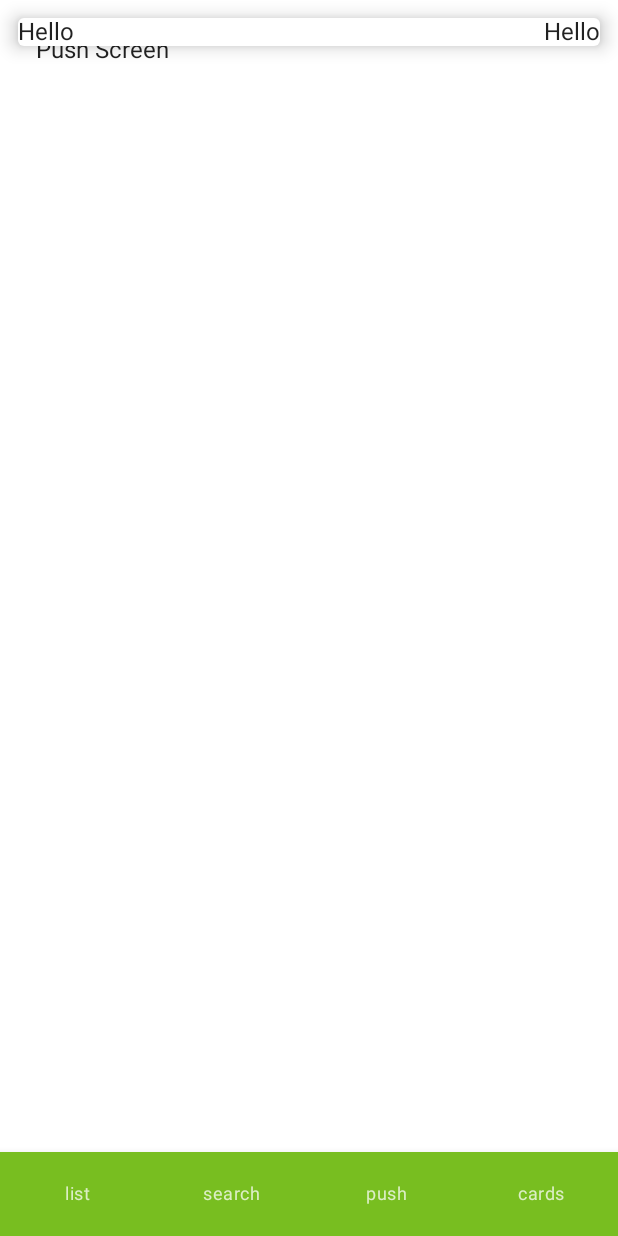
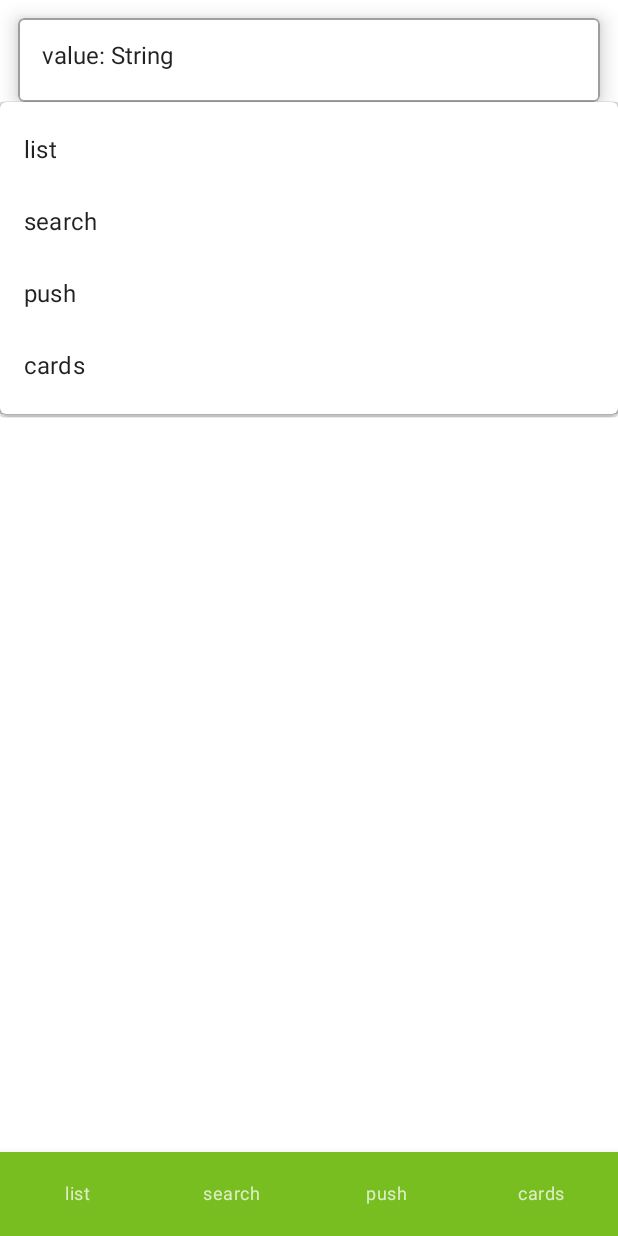
Before and after one commit to KhvostyakAlex/Compose2, an Android app built with Jetpack Compose: the PushScreen screen opened through its navigation route, on a phone screen of 412 x 824 dp. Run offline under Robolectric (Android 15) with nearby library versions, the phone set to English and light mode, and no system bars.

Commit message:
add LoginScreen

```diff
--- a/app/build.gradle
+++ b/app/build.gradle
@@ -75,5 +75,6 @@ dependencies {
 
     implementation "androidx.lifecycle:lifecycle-livedata-ktx:$lifecycle_version"
     implementation "androidx.lifecycle:lifecycle-viewmodel-ktx:$lifecycle_version"
+    implementation "androidx.compose.material:material-icons-extended:$compose_version"
 
 }
--- a/app/src/main/java/ru/leroymerlin/internal/compose2/MainActivity.kt
+++ b/app/src/main/java/ru/leroymerlin/internal/compose2/MainActivity.kt
@@ -18,10 +18,8 @@ import androidx.navigation.compose.NavHost
 import androidx.navigation.compose.composable
 import androidx.navigation.compose.rememberNavController
 import cru.leroymerlin.internal.compose2.ui.screens.cards.CardsViewModel
-import ru.leroymerlin.internal.compose2.ui.screens.DetailsScreen
+import ru.leroymerlin.internal.compose2.ui.screens.*
 import ru.leroymerlin.internal.compose2.ui.screens.ListScreen
-import ru.leroymerlin.internal.compose2.ui.screens.PushScreen
-import ru.leroymerlin.internal.compose2.ui.screens.SearchScreen
 import ru.leroymerlin.internal.compose2.ui.screens.cards.CardsScreen
 
 
@@ -56,7 +54,8 @@ class MainActivity : ComponentActivity() {
                         }
                     ) {
                         NavHost(navController = navController,
-                            startDestination = "list"){
+                            startDestination = "login"){
+                            composable("login"){ LoginScreen(navController)}
                             composable("list"){ ListScreen(navController)}
                             composable("search"){ SearchScreen(navController, cardsViewModel)}
                             composable("push"){ PushScreen()}
--- /dev/null
+++ b/app/src/main/java/ru/leroymerlin/internal/compose2/ui/screens/AutoCompleteText.kt
@@ -0,0 +1,45 @@
+package ru.leroymerlin.internal.compose2.ui.screens
+
+import androidx.compose.foundation.layout.Column
+import androidx.compose.foundation.layout.fillMaxWidth
+import androidx.compose.material.DropdownMenu
+import androidx.compose.material.DropdownMenuItem
+import androidx.compose.material.OutlinedTextField
+import androidx.compose.material.Text
+import androidx.compose.runtime.Composable
+import androidx.compose.ui.Modifier
+import androidx.compose.ui.window.PopupProperties
+
+    @Composable
+    fun AutoCompleteText(
+        value: String,
+        onValueChange: (String) -> Unit,
+        onOptionSelected: (String) -> Unit,
+        modifier: Modifier = Modifier,
+        label: @Composable (() -> Unit)? = null,
+        suggestions: List<String> = emptyList()
+    ) {
+        Column(modifier = modifier) {
+            OutlinedTextField(
+                value = value,
+                onValueChange = { text -> if (text !== value) onValueChange(text) },
+                modifier = Modifier.fillMaxWidth(),
+                label = label,
+            )
+            DropdownMenu(
+                expanded = suggestions.isNotEmpty(),
+                onDismissRequest = {  },
+                modifier = Modifier.fillMaxWidth(),
+                // This line here will accomplish what you want
+                properties = PopupProperties(focusable = false)
+            ) {
+                suggestions.forEach { label ->
+                    DropdownMenuItem(onClick = {
+                        onOptionSelected(label)
+                    }) {
+                        Text(text = label)
+                    }
+                }
+            }
+        }
+    }
--- /dev/null
+++ b/app/src/main/java/ru/leroymerlin/internal/compose2/ui/screens/LoginScreen.kt
@@ -0,0 +1,130 @@
+package ru.leroymerlin.internal.compose2.ui.screens
+
+import android.content.res.Resources
+import android.graphics.Bitmap
+import android.graphics.drawable.BitmapDrawable
+import androidx.compose.foundation.Image
+import androidx.compose.foundation.layout.*
+import androidx.compose.foundation.text.KeyboardOptions
+import androidx.compose.material.*
+import androidx.compose.material.icons.Icons
+import androidx.compose.material.icons.filled.Visibility
+import androidx.compose.material.icons.filled.VisibilityOff
+import androidx.compose.runtime.*
+import androidx.compose.runtime.saveable.rememberSaveable
+import androidx.compose.ui.Alignment
+import androidx.compose.ui.Modifier
+import androidx.compose.ui.graphics.Color
+import androidx.compose.ui.graphics.ImageBitmap
+import androidx.compose.ui.graphics.graphicsLayer
+import androidx.compose.ui.graphics.painter.Painter
+import androidx.compose.ui.layout.ContentScale
+import androidx.compose.ui.res.painterResource
+import androidx.compose.ui.text.font.FontSynthesis.Companion.All
+import androidx.compose.ui.text.input.KeyboardType
+import androidx.compose.ui.text.input.PasswordVisualTransformation
+import androidx.compose.ui.text.input.VisualTransformation
+import androidx.compose.ui.unit.dp
+import androidx.core.content.res.ResourcesCompat
+import androidx.navigation.NavController
+import ru.leroymerlin.internal.compose2.R
+
+
+@Composable
+fun LoginScreen(navController:NavController){
+    Scaffold() {
+        val textStateLogin = remember { mutableStateOf("") }
+        val textStatePassword = remember { mutableStateOf("") }
+//Icon(painter = painterResource(R.drawable.abc_vector_test), contentDescription = "logo")
+       // val imageLogo: Painter = imageResource(id = R.drawable.image2vector)
+
+/*
+        Image(
+            (ResourcesCompat.getDrawable(Resources, R.drawable.logo_mid, null) as BitmapDrawable).bitmap
+        )*/
+
+                    // Image(bitmap = , contentDescription = )
+
+
+        var password by rememberSaveable { mutableStateOf("") }
+        var passwordVisibility by remember { mutableStateOf(false) }
+
+
+    Column(//verticalArrangement = Arrangement.Center,
+        horizontalAlignment = Alignment.CenterHorizontally,
+
+        modifier = Modifier
+            .fillMaxWidth()
+            ) {
+        Image(
+            painter = painterResource(id = R.drawable.logo_leroy_merlin),
+            contentDescription = "Profile pic",
+            //contentScale = ContentScale.
+        modifier = Modifier
+           // .graphicsLayer{ scaleX = 3f; scaleY = 3f}
+            .padding(top = 64.dp)
+        )
+        Text("Добро пожаловать!", modifier = Modifier.padding(8.dp))
+
+        TextField(value = textStateLogin.value,
+            onValueChange = { value -> textStateLogin.value = value},
+            placeholder = {Text("LDAP")},
+            trailingIcon = { if(textStateLogin.value.length ==8){ Text("V")} }, //при вводе 8 знаков появится иконка
+            modifier = Modifier
+                .padding(8.dp)
+                .width(200.dp)
+                .height(50.dp)
+        )
+
+        TextField(
+            value = password,
+            onValueChange = { password = it },
+            placeholder = { Text("Введи пароль") },
+            visualTransformation = if (passwordVisibility) VisualTransformation.None else PasswordVisualTransformation(),
+            keyboardOptions = KeyboardOptions(keyboardType = KeyboardType.Password),
+            trailingIcon = {
+                val image = if (passwordVisibility)
+                    Icons.Filled.Visibility
+                else Icons.Filled.VisibilityOff
+
+                IconButton(onClick = {
+                    passwordVisibility = !passwordVisibility
+                }) {
+                    Icon(imageVector  = image, "")
+                }
+            },
+            modifier = Modifier
+                    .padding(8.dp)
+                .width(200.dp)
+                .height(50.dp)
+
+
+        )
+
+        Button(onClick = {},
+            colors = ButtonDefaults.buttonColors(backgroundColor = MaterialTheme.colors.primary),
+        modifier = Modifier.size(150.dp, 50.dp)) {
+            Text("Войти", color = Color.White)
+        }
+
+    }
+
+
+     /*   Card(elevation = 8.dp,
+        backgroundColor = Color.White,
+            modifier = Modifier
+                .fillMaxWidth()
+                .padding(12.dp)
+        ) {
+            Row(horizontalArrangement = Arrangement.SpaceBetween) {
+                //CardTitle(title = card.title)
+                Text("Hello")
+                Text("Hello")
+
+                // CardArrow(degrees = arrowRotationDegree, onClick = onCardArrowClick)
+
+            }
+        }*/
+
+    }
+}
--- a/app/src/main/java/ru/leroymerlin/internal/compose2/ui/screens/PushScreen.kt
+++ b/app/src/main/java/ru/leroymerlin/internal/compose2/ui/screens/PushScreen.kt
@@ -8,6 +8,8 @@ import androidx.compose.material.Card
 import androidx.compose.material.Scaffold
 import androidx.compose.material.Text
 import androidx.compose.runtime.Composable
+import androidx.compose.runtime.mutableStateOf
+import androidx.compose.runtime.remember
 import androidx.compose.ui.Modifier
 import androidx.compose.ui.graphics.Color
 import androidx.compose.ui.text.font.FontSynthesis.Companion.All
@@ -17,6 +19,9 @@ import androidx.compose.ui.unit.dp
 @Composable
 fun PushScreen(){
     Scaffold() {
+
+        val bottomItems = listOf("list", "search", "push", "cards")
+        val textStateLogin = remember { mutableStateOf("") }
         Text("Push Screen", modifier = Modifier.padding(24.dp))
         Card(elevation = 8.dp,
         backgroundColor = Color.White,
@@ -24,8 +29,12 @@ fun PushScreen(){
         ) {
             Row(horizontalArrangement = Arrangement.SpaceBetween) {
                 //CardTitle(title = card.title)
-                Text("Hello")
-                Text("Hello")
+                AutoCompleteText("value: String",
+                    { textStateLogin.value = it },
+                    { textStateLogin.value = it },
+                Modifier,
+                    null,
+                bottomItems)
 
                 // CardArrow(degrees = arrowRotationDegree, onClick = onCardArrowClick)
 
--- a/app/src/main/java/ru/leroymerlin/internal/compose2/ui/screens/SearchScreen.kt
+++ b/app/src/main/java/ru/leroymerlin/internal/compose2/ui/screens/SearchScreen.kt
@@ -47,7 +47,7 @@ fun SearchScreen(navController: NavController, viewModel: CardsViewModel){
                     onValueChange = { value -> textState.value = value},
                     placeholder = {Text("Ввведи Фамилию/LDAP")},
                     trailingIcon = { if(textState.value.length ==8){ Text("V")} }, //при вводе 8 знаков появится иконка
-                    modifier = Modifier.padding(8.dp)
+                    modifier = Modifier.padding(8.dp).height(50.dp)
                 )
 
 
```
Also changed, not shown: app/src/main/res/drawable-v24/logo_leroy_merlin.png (added), app/src/main/res/drawable-v24/logo_mid.png (added).
